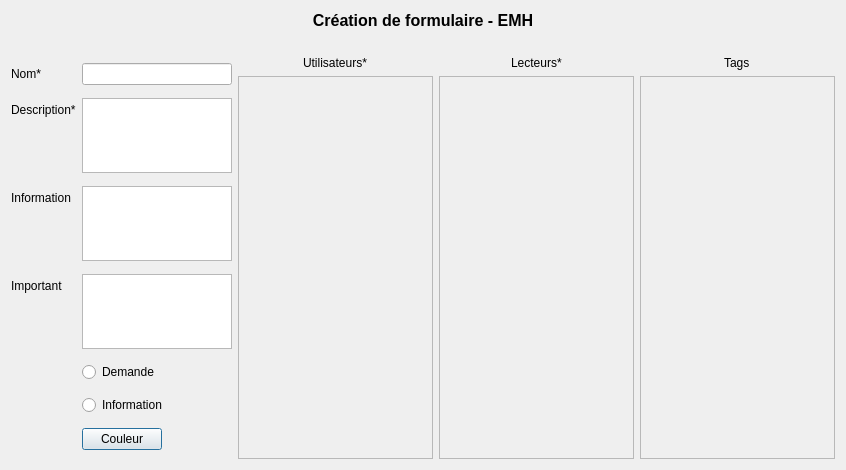
Before: the Qt Designer form GUI/createform.ui in Eraac/EMH-client-lourd, drawn with Qt 5.
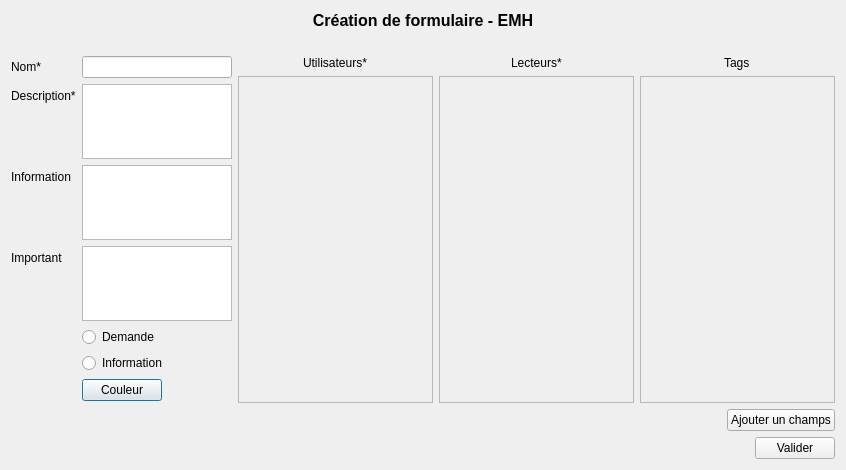
After: the same form once the commit is applied.

Commit message: Ajout bouton pour les champs

```diff
--- a/GUI/createform.ui
+++ b/GUI/createform.ui
@@ -161,7 +161,7 @@
               <x>0</x>
               <y>0</y>
               <width>180</width>
-              <height>355</height>
+              <height>271</height>
              </rect>
             </property>
            </widget>
@@ -189,7 +189,7 @@
               <x>0</x>
               <y>0</y>
               <width>180</width>
-              <height>355</height>
+              <height>271</height>
              </rect>
             </property>
            </widget>
@@ -217,7 +217,7 @@
               <x>0</x>
               <y>0</y>
               <width>180</width>
-              <height>355</height>
+              <height>271</height>
              </rect>
             </property>
            </widget>
@@ -230,6 +230,54 @@
      <item>
       <layout class="QVBoxLayout" name="fieldsLayout"/>
      </item>
+     <item>
+      <layout class="QHBoxLayout" name="horizontalLayout_2">
+       <item>
+        <spacer name="horizontalSpacer">
+         <property name="orientation">
+          <enum>Qt::Horizontal</enum>
+         </property>
+         <property name="sizeHint" stdset="0">
+          <size>
+           <width>40</width>
+           <height>20</height>
+          </size>
+         </property>
+        </spacer>
+       </item>
+       <item>
+        <widget class="QPushButton" name="addFieldButton">
+         <property name="text">
+          <string>Ajouter un champs</string>
+         </property>
+        </widget>
+       </item>
+      </layout>
+     </item>
+     <item>
+      <layout class="QHBoxLayout" name="horizontalLayout_3">
+       <item>
+        <spacer name="horizontalSpacer_2">
+         <property name="orientation">
+          <enum>Qt::Horizontal</enum>
+         </property>
+         <property name="sizeHint" stdset="0">
+          <size>
+           <width>40</width>
+           <height>20</height>
+          </size>
+         </property>
+        </spacer>
+       </item>
+       <item>
+        <widget class="QPushButton" name="validButton">
+         <property name="text">
+          <string>Valider</string>
+         </property>
+        </widget>
+       </item>
+      </layout>
+     </item>
     </layout>
    </item>
   </layout>
```
Left out of the diff: 38 changed lines with no effect on the pictures. The commit also changes 2 other files.
